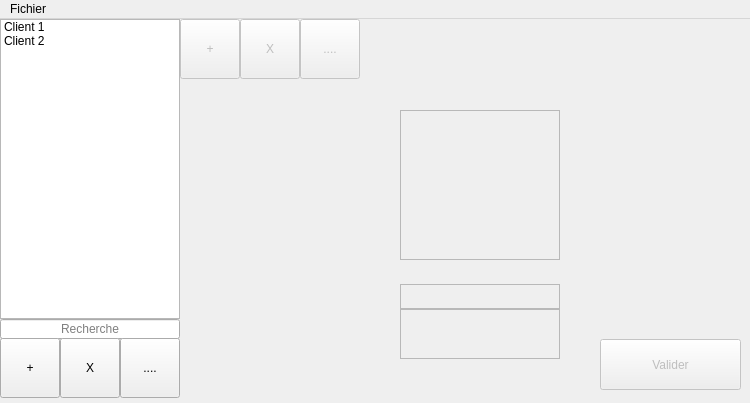
This is mainwindow.ui in limalayla/PadID_Palette as Qt 5 draws it before an edit. The edited form follows.
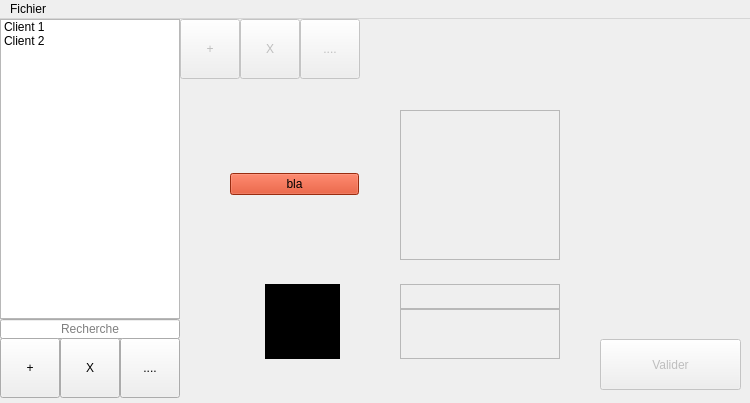
This is the edited form.

Commit message: Recuperation Couleur Courante

Diff of the .ui file:
```diff
--- a/mainwindow.ui
+++ b/mainwindow.ui
@@ -28,6 +28,9 @@
   <property name="windowTitle">
    <string>PadID_Palette</string>
   </property>
+  <property name="styleSheet">
+   <string notr="true"/>
+  </property>
   <widget class="QWidget" name="centralWidget">
    <widget class="QListWidget" name="listeClient">
     <property name="geometry">
@@ -212,7 +215,7 @@
    </widget>
    <widget class="QWidget" name="widget" native="true">
     <property name="enabled">
-     <bool>false</bool>
+     <bool>true</bool>
     </property>
     <property name="geometry">
      <rect>
@@ -222,6 +225,9 @@
       <height>75</height>
      </rect>
     </property>
+    <property name="styleSheet">
+     <string notr="true">background: rgb(0,0,0)</string>
+    </property>
    </widget>
    <widget class="QWidget" name="gridLayoutWidget">
     <property name="geometry">
@@ -232,7 +238,18 @@
       <height>151</height>
      </rect>
     </property>
-    <layout class="QGridLayout" name="gridLayout"/>
+    <layout class="QGridLayout" name="gridLayout">
+     <item row="0" column="0">
+      <widget class="QPushButton" name="btn_couleur">
+       <property name="styleSheet">
+        <string notr="true">background: rgb(214,61,23)</string>
+       </property>
+       <property name="text">
+        <string>bla</string>
+       </property>
+      </widget>
+     </item>
+    </layout>
    </widget>
   </widget>
   <widget class="QMenuBar" name="menuBar">
```
Left out of the diff: 4 changed lines with no effect on the pictures. The commit also changes 2 other files.
